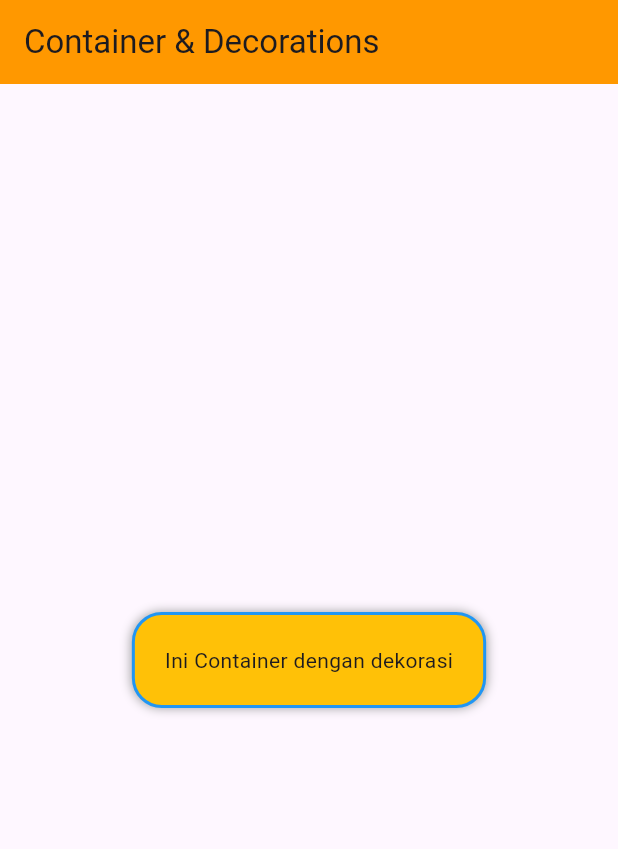
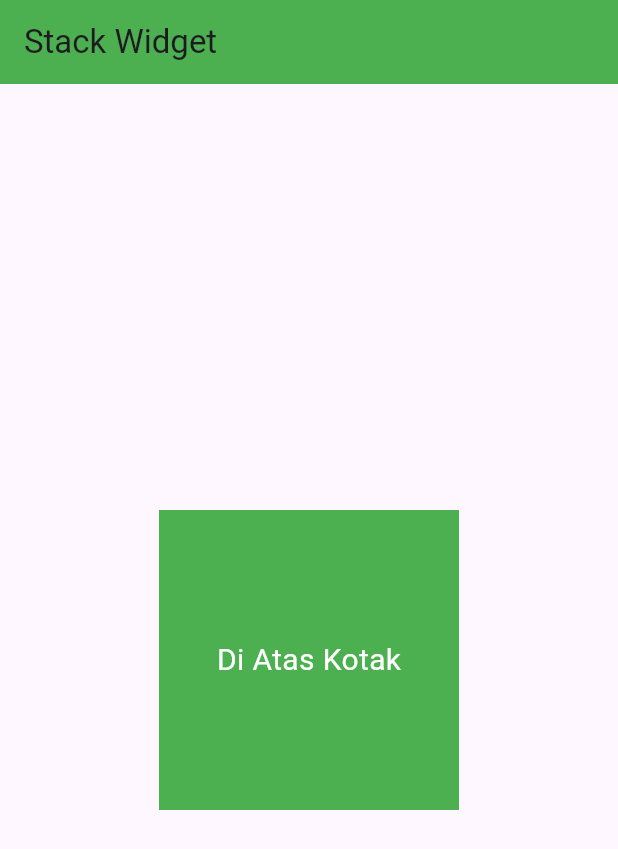
Before and after one commit to Ucokgagah/projek_flutter, a Flutter app: the screen it shows after launch, on a phone screen of 412 x 824 dp. Shown: the top 849 px of the screen. Run offline on Flutter 3.47's test engine with Material 3 defaults, Android fonts, the phone set to English and light mode, and no system bars.

Commit message:
stack widget

```diff
--- a/styling_widget/lib/main.dart
+++ b/styling_widget/lib/main.dart
@@ -10,34 +10,34 @@ class MyApp extends StatelessWidget {
 @override
 Widget build(BuildContext context) {
 return MaterialApp(
-      title: 'Container Decorations Demo',
+title: 'Stack Widget Demo',
 home: Scaffold(
 appBar: AppBar(
-          title: const Text('Container & Decorations'),
-          backgroundColor: Colors.orange,
+title: const Text('Stack Widget'),
+backgroundColor: Colors.green,
 ),
 body: Center(
-          child: Container(
-            margin: const EdgeInsets.all(20),
-            padding: const EdgeInsets.all(20),
-            decoration: BoxDecoration(
-              color: Colors.amber,
-              borderRadius: BorderRadius.circular(20), //diubah jadi 20
-              border: Border.all(
-                color: Colors.blue, //border biru
-                width: 2,
+child: Stack(
+alignment: Alignment.center,
+children: [
+Container(
+width: 200,
+height: 200,
+color: Colors.green,
 ),
-              boxShadow: const [
-                BoxShadow(
-                  color: Colors.grey,
-                  blurRadius: 5,
+const Text(
+'Di Atas Kotak',
+style: TextStyle(
+color: Colors.white,
+fontSize: 20,
+),
 ),
 ],
-            ),
-            child: const Text('Ini Container dengan dekorasi'),
 ),
 ),
 ),
 );
+
 }
+
 }
```
Lines whose indentation alone changed are shown as unchanged.
